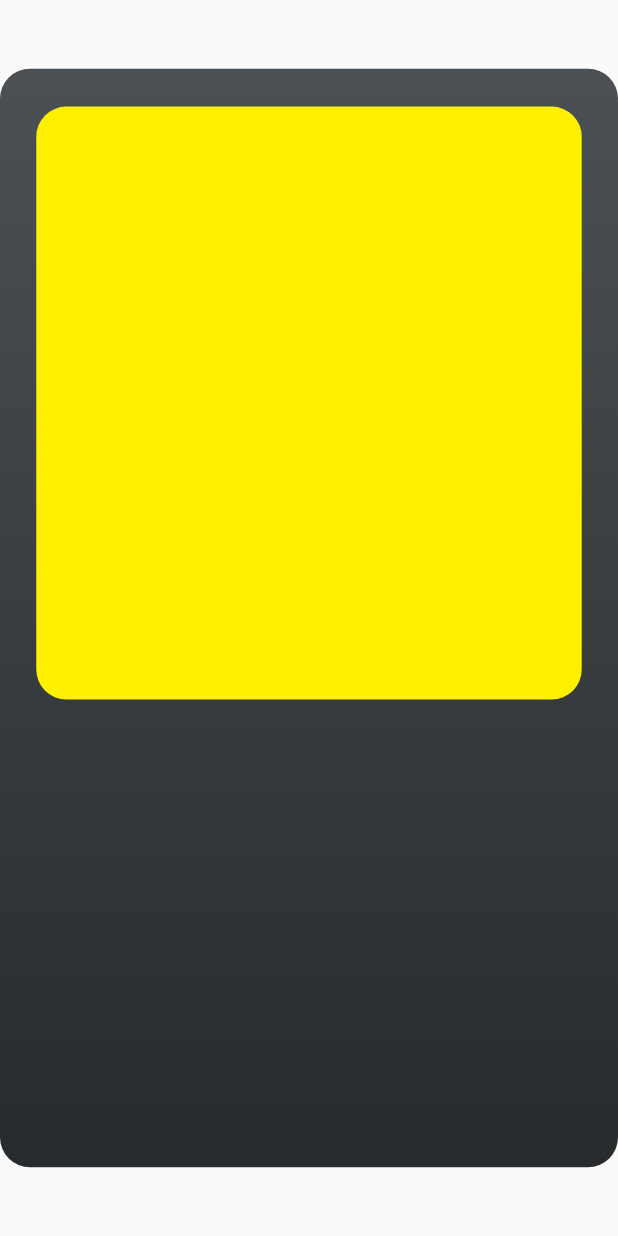
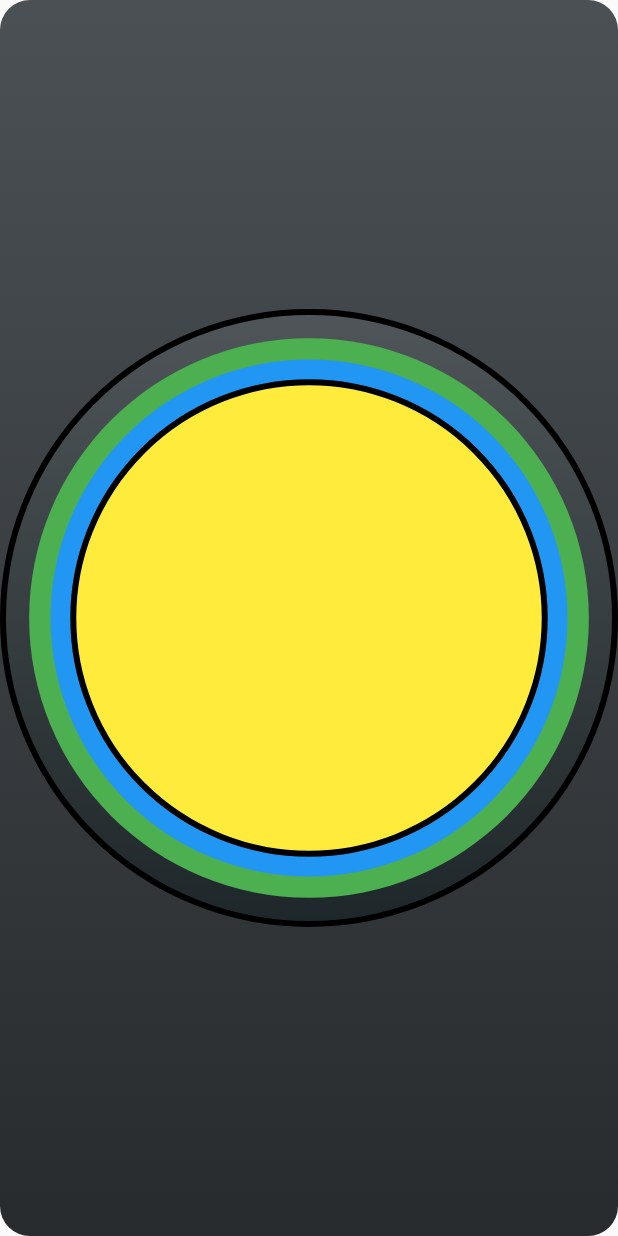
Before and after one commit to tauamendonca/Flutterando-NintendoSwitch, a Flutter app: the screen it shows after launch, on a phone screen of 412 x 824 dp. Run offline on Flutter 3.47's test engine with Material 2 defaults, Android fonts, the phone set to English and light mode, and no system bars.

Commit message:
Building Analogic Joystick Button

```diff
--- a/lib/components/ninSwitch/bgSwitch/bg_ninswitch.dart
+++ b/lib/components/ninSwitch/bgSwitch/bg_ninswitch.dart
@@ -1,8 +1,5 @@
-// ignore_for_file: prefer_const_constructors
-
 import 'package:flutter/material.dart';
-//import 'package:ninswitchfteam/components/ninSwitch/buttons/digitalDirectional/digital_joypad.dart';
-import 'package:ninswitchfteam/components/ninSwitch/gameScreen/game_screen.dart';
+import 'package:ninswitchfteam/components/ninSwitch/buttons/analogJoypad/analog_joypad.dart';
 
 class BgNinswitch extends StatefulWidget {
   const BgNinswitch({Key? key}) : super(key: key);
@@ -11,25 +8,15 @@ class BgNinswitch extends StatefulWidget {
   _BgNinSwitch createState() => _BgNinSwitch();
 }
 
-//aspect ratio - manter o ratio
-//wrapper - custom widget (um container ou sizedbox) com parametros pré-definidos
-//componentização no Flutter
 class _BgNinSwitch extends State<BgNinswitch> {
   @override
   Widget build(BuildContext context) {
     return LayoutBuilder(
       builder: (context, constraints) {
         return Center(
-          child: AspectRatio(
-            aspectRatio: 9 / 16,
           child: Container(
-              height: constraints.maxHeight * 0.92,
-              width: constraints.maxWidth * 0.92,
-              constraints: const BoxConstraints(
-                  minWidth: 375,
-                  maxWidth: 1080,
-                  minHeight: 667,
-                  maxHeight: 1920),
+            height: constraints.maxHeight,
+            width: constraints.maxWidth,
             decoration: const BoxDecoration(
               gradient: LinearGradient(
                 begin: Alignment.topCenter,
@@ -43,9 +30,7 @@ class _BgNinSwitch extends State<BgNinswitch> {
                 Radius.circular(20),
               ),
             ),
-              //child: const GameScreen(),
-              child: GameScreen(),
-            ),
+            child: const AnalogJoypad(),
           ),
         );
       },
--- a/lib/components/ninSwitch/buttons/analogJoypad/analog_joypad.dart
+++ b/lib/components/ninSwitch/buttons/analogJoypad/analog_joypad.dart
@@ -14,19 +14,47 @@ class _AnalogJoypadState extends State<AnalogJoypad> {
       return Container(
           width: constraints.maxHeight * 0.2218,
           height: constraints.maxHeight * 0.2218,
-          decoration:
-              const BoxDecoration(color: Colors.green, shape: BoxShape.circle),
-          child: Container(
-              width: constraints.maxHeight * 0.812,
-              height: constraints.maxHeight * 0.812,
-              decoration: const BoxDecoration(
-                  color: Colors.green, shape: BoxShape.circle),
+          decoration: BoxDecoration(
+            shape: BoxShape.circle,
+            gradient: const LinearGradient(
+                begin: Alignment.topCenter,
+                end: Alignment.bottomCenter,
+                colors: [Color(0xff686D70), Color(0xff050F11)]),
+            border: Border.all(
+              color: Colors.black,
+              width: 4,
+            ),
+          ),
+          child: FractionallySizedBox(
+              widthFactor: 0.9236,
+              heightFactor: 0.9236,
               child: Container(
-                width: constraints.maxHeight * 0.9236,
-                height: constraints.maxHeight * 0.9236,
-                decoration: const BoxDecoration(
-                    color: Colors.yellow, shape: BoxShape.circle),
-              )));
+                  decoration: const BoxDecoration(
+                      color: Colors.green, shape: BoxShape.circle),
+                  child: FractionallySizedBox(
+                    widthFactor: 0.9236,
+                    heightFactor: 0.9236,
+                    child: Container(
+                      decoration: const BoxDecoration(
+                        color: Colors.blue,
+                        shape: BoxShape.circle,
+                      ),
+                      child: FractionallySizedBox(
+                        widthFactor: 0.9236,
+                        heightFactor: 0.9236,
+                        child: Container(
+                          decoration: BoxDecoration(
+                            color: Colors.yellow,
+                            shape: BoxShape.circle,
+                            border: Border.all(
+                              color: Colors.black,
+                              width: 4,
+                            ),
+                          ),
+                        ),
+                      ),
+                    ),
+                  ))));
     });
   }
 }
```
Also changed, not shown: pubspec.lock. Lines whose indentation alone changed are shown as unchanged.
